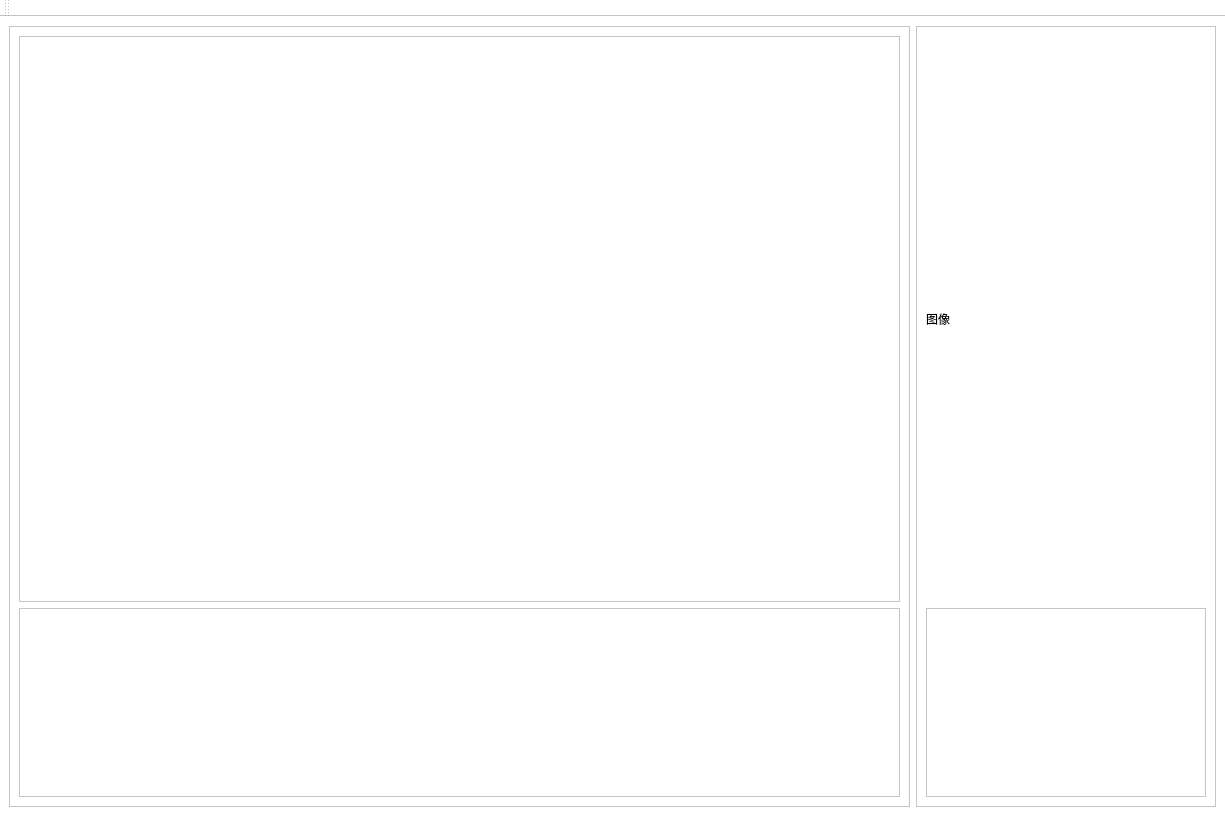
Above: gui.ui from wqhot/ZNTKGUI before the change. Below: the same form after it.
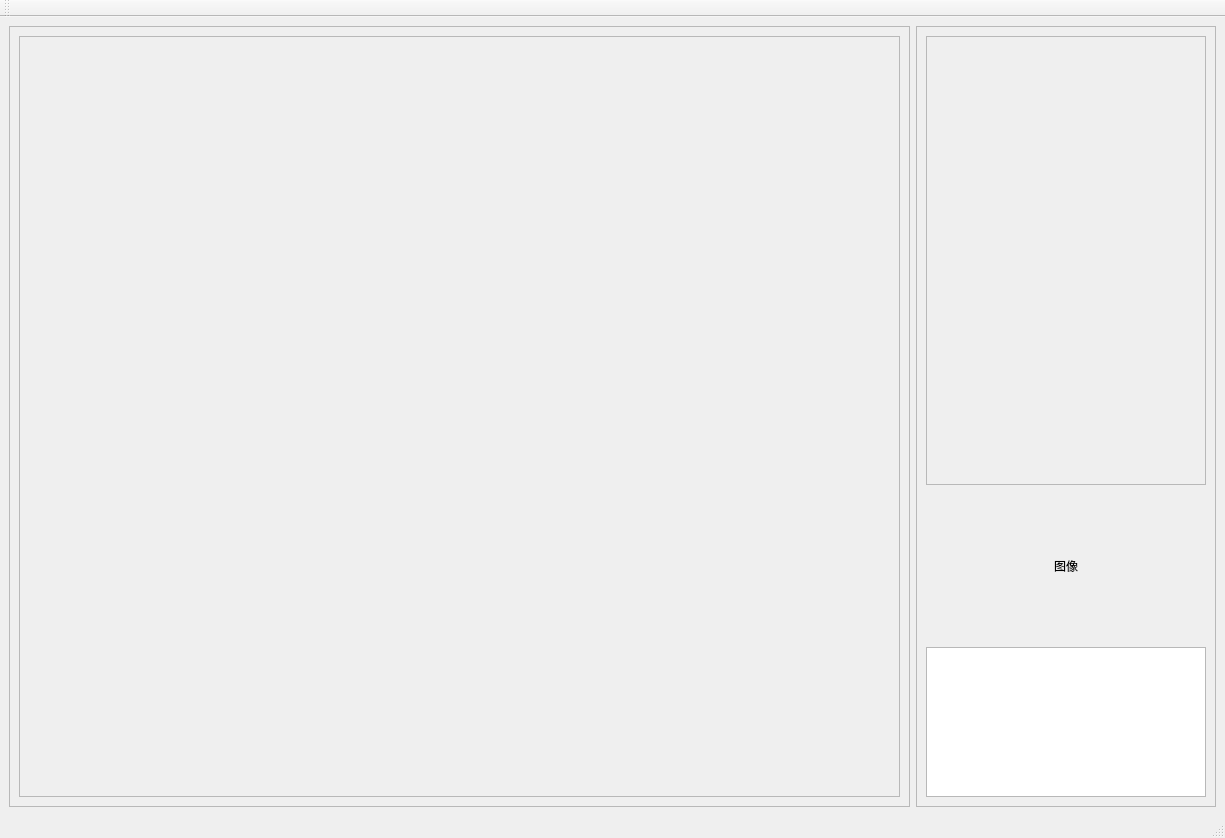
That is the form after the change. Icons and pictures are not drawn.

Diff of the .ui file:
```diff
--- a/gui.ui
+++ b/gui.ui
@@ -18,7 +18,7 @@
     <normaloff>res/头盔.png</normaloff>res/头盔.png</iconset>
   </property>
   <property name="styleSheet">
-   <string notr="true">background:white;</string>
+   <string notr="true"/>
   </property>
   <widget class="QWidget" name="centralwidget">
    <layout class="QVBoxLayout" name="verticalLayout_2">
@@ -64,27 +64,6 @@
                </layout>
               </widget>
              </item>
-             <item>
-              <widget class="QFrame" name="frame_4">
-               <property name="sizePolicy">
-                <sizepolicy hsizetype="Preferred" vsizetype="Preferred">
-                 <horstretch>0</horstretch>
-                 <verstretch>1</verstretch>
-                </sizepolicy>
-               </property>
-               <property name="frameShape">
-                <enum>QFrame::StyledPanel</enum>
-               </property>
-               <property name="frameShadow">
-                <enum>QFrame::Raised</enum>
-               </property>
-               <layout class="QVBoxLayout" name="verticalLayout_9">
-                <item>
-                 <layout class="QVBoxLayout" name="verticalLayout_123"/>
-                </item>
-               </layout>
-              </widget>
-             </item>
             </layout>
            </item>
           </layout>
@@ -107,17 +86,44 @@
           <layout class="QVBoxLayout" name="verticalLayout_4">
            <item>
             <layout class="QVBoxLayout" name="verticalLayout_3">
+             <item>
+              <widget class="QFrame" name="frame_4">
+               <property name="sizePolicy">
+                <sizepolicy hsizetype="Preferred" vsizetype="Preferred">
+                 <horstretch>0</horstretch>
+                 <verstretch>3</verstretch>
+                </sizepolicy>
+               </property>
+               <property name="frameShape">
+                <enum>QFrame::StyledPanel</enum>
+               </property>
+               <property name="frameShadow">
+                <enum>QFrame::Raised</enum>
+               </property>
+               <layout class="QVBoxLayout" name="verticalLayout_9">
+                <item>
+                 <layout class="QVBoxLayout" name="verticalLayout_123"/>
+                </item>
+               </layout>
+              </widget>
+             </item>
              <item>
               <widget class="QLabel" name="label">
                <property name="sizePolicy">
                 <sizepolicy hsizetype="Expanding" vsizetype="Expanding">
                  <horstretch>1</horstretch>
-                 <verstretch>3</verstretch>
+                 <verstretch>1</verstretch>
                 </sizepolicy>
                </property>
+               <property name="layoutDirection">
+                <enum>Qt::LeftToRight</enum>
+               </property>
                <property name="text">
                 <string>图像</string>
                </property>
+               <property name="alignment">
+                <set>Qt::AlignCenter</set>
+               </property>
               </widget>
              </item>
              <item>
@@ -141,7 +147,11 @@
     </item>
    </layout>
   </widget>
-  <widget class="QStatusBar" name="statusbar"/>
+  <widget class="QStatusBar" name="statusbar">
+   <property name="styleSheet">
+    <string notr="true">color: rgb(255, 255, 255);</string>
+   </property>
+  </widget>
   <widget class="QToolBar" name="toolBar">
    <property name="windowTitle">
     <string>toolBar</string>
```
